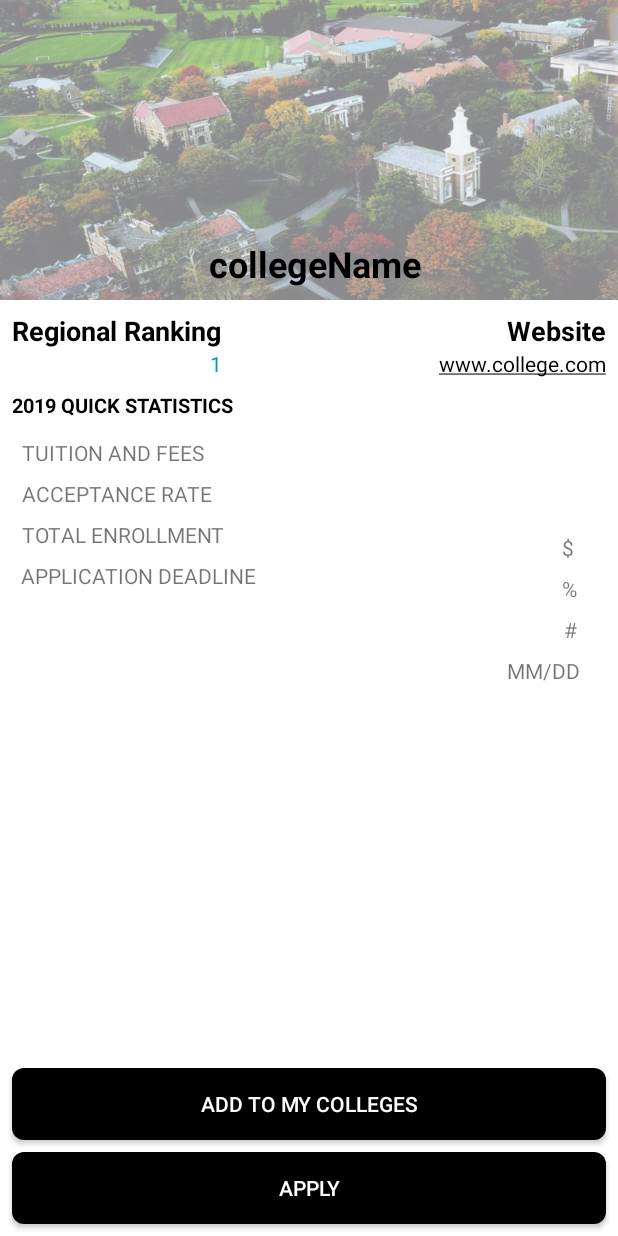
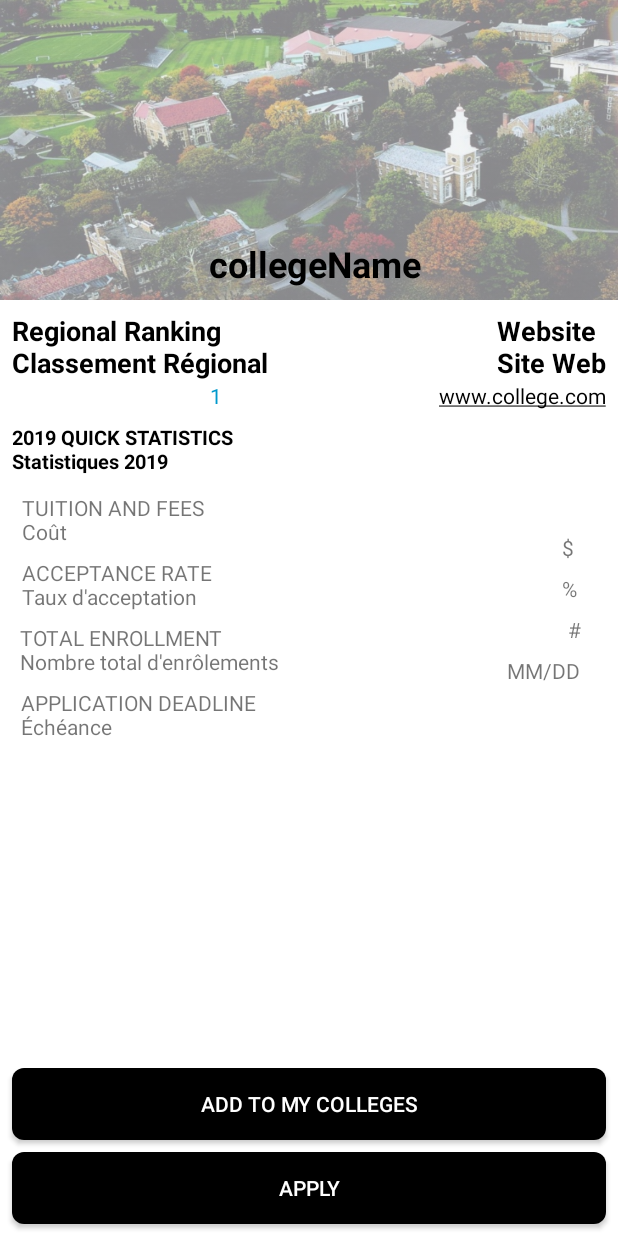
Before and after one commit to lpark9/CozmoCrew, an Android app: the layout fragment_apply.xml on its own in the app's theme, with its tools: preview values and no code run, on a phone screen of 412 x 824 dp. Run offline under Robolectric (Android 15) with nearby library versions, the phone set to English and light mode, and no system bars.

Commit message:
Screenshot update

```diff
--- a/app/src/main/res/layout/fragment_apply.xml
+++ b/app/src/main/res/layout/fragment_apply.xml
@@ -69,7 +69,7 @@
         android:layout_height="wrap_content"
         android:layout_marginStart="8dp"
         android:layout_marginTop="8dp"
-        android:text="Regional Ranking"
+        android:text="Regional Ranking\nClassement Régional"
         android:textColor="@android:color/black"
         android:textSize="18sp"
         android:textStyle="bold"
@@ -82,7 +82,7 @@
         android:layout_height="wrap_content"
         android:layout_marginEnd="8dp"
         android:layout_marginTop="8dp"
-        android:text="Website"
+        android:text="Website\nSite Web"
         android:textColor="@android:color/black"
         android:textSize="18sp"
         android:textStyle="bold"
@@ -119,7 +119,7 @@
         android:layout_marginTop="28dp"
         android:layout_marginEnd="8dp"
         android:layout_marginBottom="8dp"
-        android:text="2019 QUICK STATISTICS"
+        android:text="2019 QUICK STATISTICS\nStatistiques 2019"
         android:textColor="@android:color/black"
         android:textSize="13sp"
         android:textStyle="bold"
@@ -138,7 +138,7 @@
         android:layout_marginTop="8dp"
         android:layout_marginEnd="8dp"
         android:layout_marginBottom="8dp"
-        android:text="TUITION AND FEES"
+        android:text="TUITION AND FEES\nCoût"
         app:layout_constraintBottom_toTopOf="@+id/add"
         app:layout_constraintEnd_toEndOf="parent"
         app:layout_constraintHorizontal_bias="0.025"
@@ -154,7 +154,7 @@
         android:layout_marginTop="8dp"
         android:layout_marginEnd="8dp"
         android:layout_marginBottom="8dp"
-        android:text="ACCEPTANCE RATE"
+        android:text="ACCEPTANCE RATE\nTaux d'acceptation"
         app:layout_constraintBottom_toTopOf="@+id/add"
         app:layout_constraintEnd_toEndOf="parent"
         app:layout_constraintHorizontal_bias="0.025"
@@ -170,7 +170,7 @@
         android:layout_marginTop="8dp"
         android:layout_marginEnd="8dp"
         android:layout_marginBottom="8dp"
-        android:text="TOTAL ENROLLMENT"
+        android:text="TOTAL ENROLLMENT\nNombre total d'enrôlements"
         app:layout_constraintBottom_toTopOf="@+id/add"
         app:layout_constraintEnd_toEndOf="parent"
         app:layout_constraintHorizontal_bias="0.025"
@@ -186,7 +186,7 @@
         android:layout_marginTop="8dp"
         android:layout_marginEnd="8dp"
         android:layout_marginBottom="8dp"
-        android:text="APPLICATION DEADLINE"
+        android:text="APPLICATION DEADLINE\nÉchéance"
         app:layout_constraintBottom_toTopOf="@+id/add"
         app:layout_constraintEnd_toEndOf="parent"
         app:layout_constraintHorizontal_bias="0.025"
--- a/app/src/main/res/layout/fragment_search.xml
+++ b/app/src/main/res/layout/fragment_search.xml
@@ -26,7 +26,7 @@
         android:background="@drawable/textbox_border"
         android:backgroundTint="@android:color/white"
         android:ems="10"
-        android:hint="Search"
+        android:hint="Search(Rechercher)"
         android:inputType="textPersonName"
         android:paddingLeft="12dp"
         app:layout_constraintEnd_toEndOf="parent"
--- a/app/src/main/res/menu/activity_main_drawer.xml
+++ b/app/src/main/res/menu/activity_main_drawer.xml
@@ -18,7 +18,7 @@
             android:title="Search for College" />
         <item
             android:id="@+id/nav_settings"
-            android:title="Settings" />
+            android:title="About Us" />
         <item
             android:id="@+id/nav_logout"
             android:title="Log Out" />
```
Also changed, not shown: app/src/main/res/layout/fragment_academic_profile_attachment.xml (+10 -10 lines).
